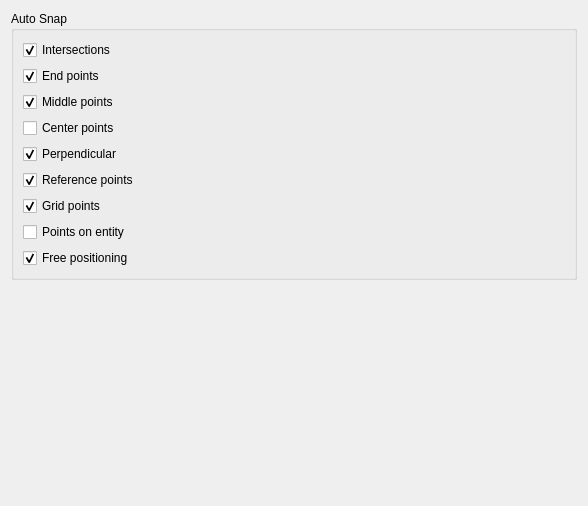
qcad/qcad, file scripts/Snap/SnapAuto/PreferencesPage.ui: the form before one commit.
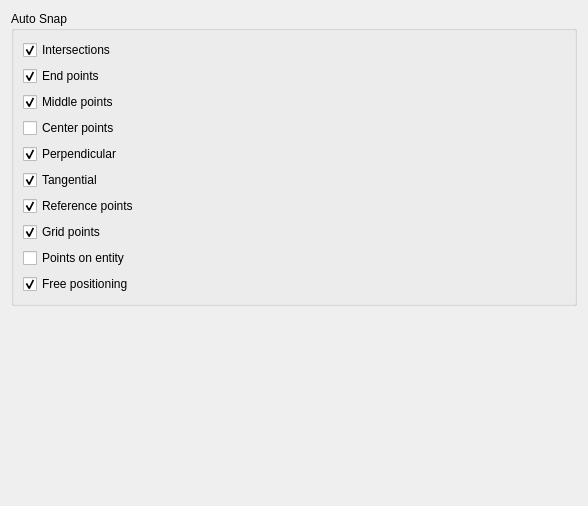
The form after the commit.

```diff
--- a/scripts/Snap/SnapAuto/PreferencesPage.ui
+++ b/scripts/Snap/SnapAuto/PreferencesPage.ui
@@ -64,6 +64,16 @@
         </property>
        </widget>
       </item>
+      <item>
+       <widget class="QCheckBox" name="Tangential">
+        <property name="text">
+         <string>Tangential</string>
+        </property>
+        <property name="checked">
+         <bool>true</bool>
+        </property>
+       </widget>
+      </item>
       <item>
        <widget class="QCheckBox" name="ReferencePoints">
         <property name="text">
```
